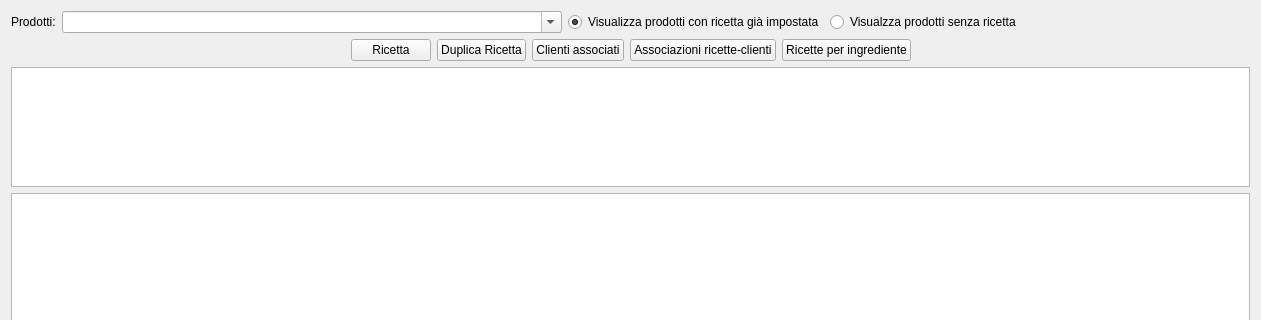
fblabs/hamlet-mod-sancon, file hmodricette.ui: the form before one commit; both pictures show x 0 to 1261 and y 0 to 320 of the 1261 by 750 pixel window.
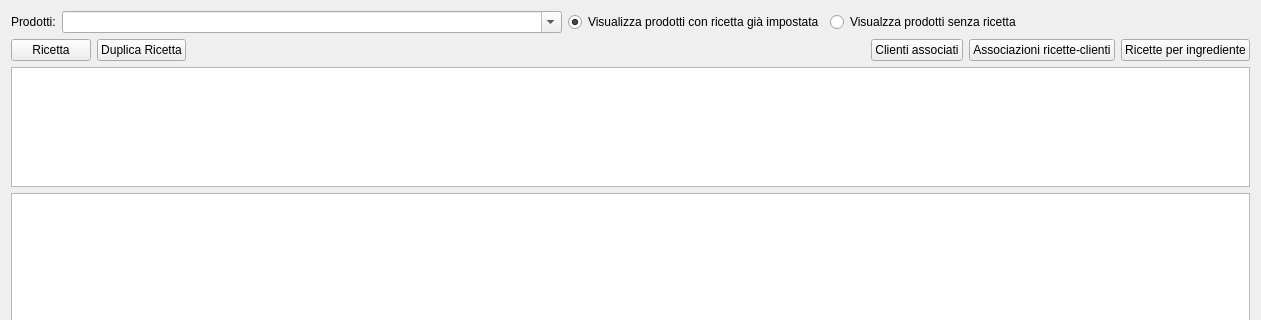
The form after the commit. Icons and pictures are not drawn.

```diff
--- a/hmodricette.ui
+++ b/hmodricette.ui
@@ -89,56 +89,6 @@
    </item>
    <item>
     <layout class="QGridLayout" name="gridLayout">
-     <item row="0" column="0">
-      <spacer name="horizontalSpacer_3">
-       <property name="orientation">
-        <enum>Qt::Horizontal</enum>
-       </property>
-       <property name="sizeHint" stdset="0">
-        <size>
-         <width>40</width>
-         <height>20</height>
-        </size>
-       </property>
-      </spacer>
-     </item>
-     <item row="0" column="1">
-      <widget class="QPushButton" name="pushButton_3">
-       <property name="toolTip">
-        <string>Inizializza o crea una ricetta a seconda che il prodotto esista o meno, nel qual caso crea un nuovo prodotto finito o semilavorato</string>
-       </property>
-       <property name="text">
-        <string>Ricetta</string>
-       </property>
-       <property name="icon">
-        <iconset resource="icons.qrc">
-         <normaloff>:/Resources/Cube.PNG</normaloff>:/Resources/Cube.PNG</iconset>
-       </property>
-       <property name="iconSize">
-        <size>
-         <width>32</width>
-         <height>32</height>
-        </size>
-       </property>
-      </widget>
-     </item>
-     <item row="0" column="2">
-      <widget class="QPushButton" name="pbduplica">
-       <property name="text">
-        <string>Duplica Ricetta</string>
-       </property>
-       <property name="icon">
-        <iconset resource="icons.qrc">
-         <normaloff>:/Resources/Notepad.PNG</normaloff>:/Resources/Notepad.PNG</iconset>
-       </property>
-       <property name="iconSize">
-        <size>
-         <width>32</width>
-         <height>32</height>
-        </size>
-       </property>
-      </widget>
-     </item>
      <item row="0" column="3">
       <widget class="QPushButton" name="pbC4R">
        <property name="text">
@@ -156,22 +106,18 @@
        </property>
       </widget>
      </item>
-     <item row="0" column="4">
-      <widget class="QPushButton" name="pushButton_4">
-       <property name="text">
-        <string>Associazioni ricette-clienti</string>
+     <item row="0" column="2">
+      <spacer name="horizontalSpacer_5">
+       <property name="orientation">
+        <enum>Qt::Horizontal</enum>
        </property>
-       <property name="icon">
-        <iconset resource="icons.qrc">
-         <normaloff>:/Resources/Map.PNG</normaloff>:/Resources/Map.PNG</iconset>
-       </property>
-       <property name="iconSize">
+       <property name="sizeHint" stdset="0">
         <size>
-         <width>32</width>
-         <height>32</height>
+         <width>40</width>
+         <height>20</height>
         </size>
        </property>
-      </widget>
+      </spacer>
      </item>
      <item row="0" column="5">
       <widget class="QPushButton" name="pbRicingredient">
@@ -190,18 +136,59 @@
        </property>
       </widget>
      </item>
-     <item row="0" column="6">
-      <spacer name="horizontalSpacer_2">
-       <property name="orientation">
-        <enum>Qt::Horizontal</enum>
+     <item row="0" column="1">
+      <widget class="QPushButton" name="pbduplica">
+       <property name="text">
+        <string>Duplica Ricetta</string>
        </property>
-       <property name="sizeHint" stdset="0">
+       <property name="icon">
+        <iconset resource="icons.qrc">
+         <normaloff>:/Resources/Notepad.PNG</normaloff>:/Resources/Notepad.PNG</iconset>
+       </property>
+       <property name="iconSize">
         <size>
-         <width>40</width>
-         <height>20</height>
+         <width>32</width>
+         <height>32</height>
         </size>
        </property>
-      </spacer>
+      </widget>
+     </item>
+     <item row="0" column="4">
+      <widget class="QPushButton" name="pushButton_4">
+       <property name="text">
+        <string>Associazioni ricette-clienti</string>
+       </property>
+       <property name="icon">
+        <iconset resource="icons.qrc">
+         <normaloff>:/Resources/Map.PNG</normaloff>:/Resources/Map.PNG</iconset>
+       </property>
+       <property name="iconSize">
+        <size>
+         <width>32</width>
+         <height>32</height>
+        </size>
+       </property>
+      </widget>
+     </item>
+     <item row="0" column="0">
+      <widget class="QPushButton" name="pushButton_3">
+       <property name="toolTip">
+        <string>Inizializza o crea una ricetta a seconda che il prodotto esista o meno, nel qual caso crea un nuovo prodotto finito o semilavorato</string>
+       </property>
+       <property name="text">
+        <string>Ricetta</string>
+       </property>
+       <property name="icon">
+        <iconset resource="icons.qrc">
+         <normaloff>:/Resources/Cube.PNG</normaloff>:/Resources/Cube.PNG</iconset>
+       </property>
+       <property name="iconSize">
+        <size>
+         <width>32</width>
+         <height>32</height>
+        </size>
+       </property>
+      </widget>
      </item>
     </layout>
    </item>
```
